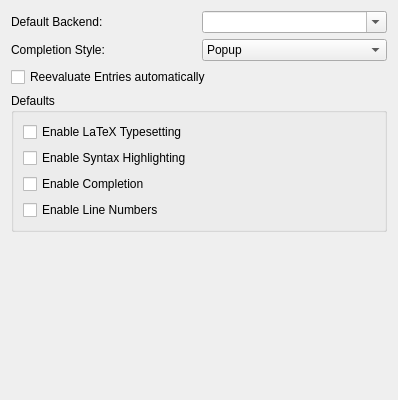
Old version of the form src/settings.ui in the repository KDE/cantor.
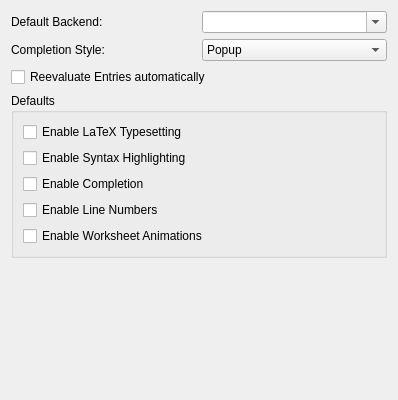
New version of the form. Custom widgets are drawn as their Qt base class.

Commit message:
Added option to disable animations, improved menu entries for saving.
Save and Save As now always save the worksheet als .cws file;
Save Plain can be used to save the plain text.

What changed in the file:
```diff
--- a/src/settings.ui
+++ b/src/settings.ui
@@ -100,6 +100,13 @@
           </property>
          </widget>
         </item>
+        <item>
+         <widget class="QCheckBox" name="kcfg_AnimationDefault">
+          <property name="text">
+           <string>Enable Worksheet Animations</string>
+          </property>
+         </widget>
+        </item>
        </layout>
       </widget>
      </item>
```
The commit also changes 8 other files.
